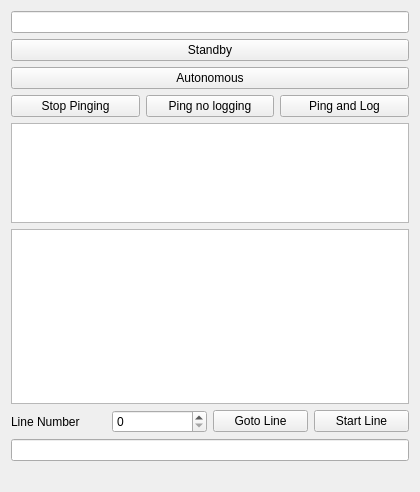
Above: rosdetails.ui from rolker/camp before the change. Below: the same form after it.
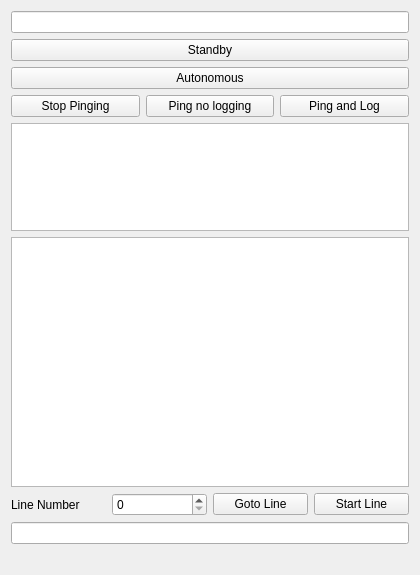
That is the form after the change.

Commit message: Make the mission status area larger

The edit to the form file:
```diff
--- a/rosdetails.ui
+++ b/rosdetails.ui
@@ -7,7 +7,7 @@
     <x>0</x>
     <y>0</y>
     <width>420</width>
-    <height>475</height>
+    <height>575</height>
    </rect>
   </property>
   <layout class="QVBoxLayout" name="verticalLayout">
@@ -76,7 +76,7 @@
      <property name="minimumSize">
       <size>
        <width>0</width>
-       <height>175</height>
+       <height>250</height>
       </size>
      </property>
      <property name="contextMenuPolicy">
```
